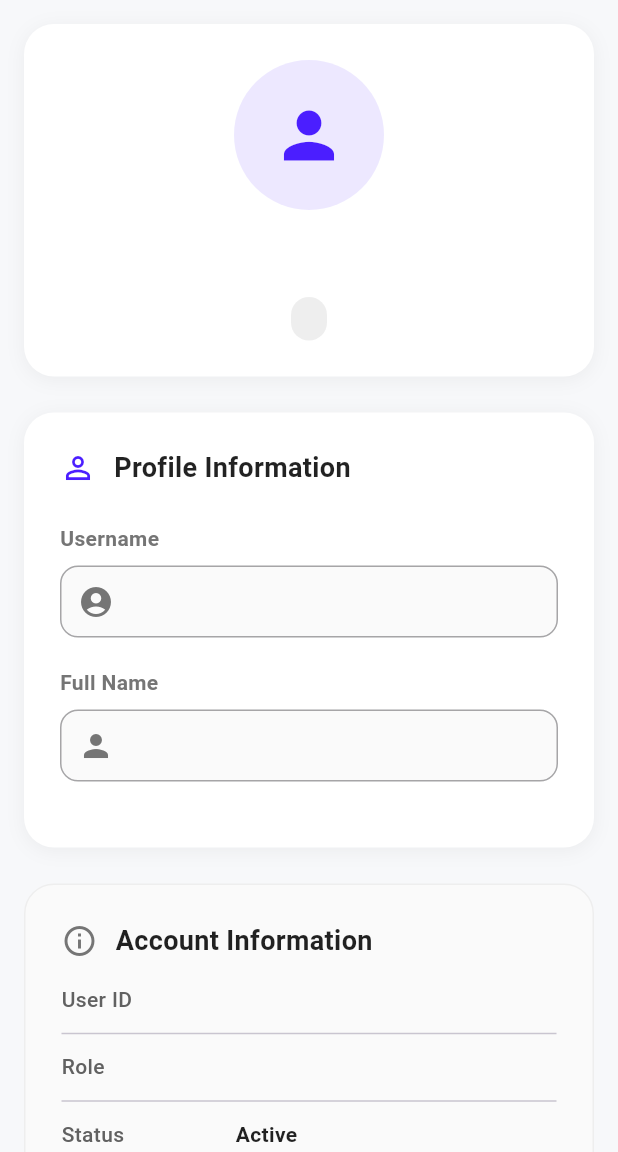
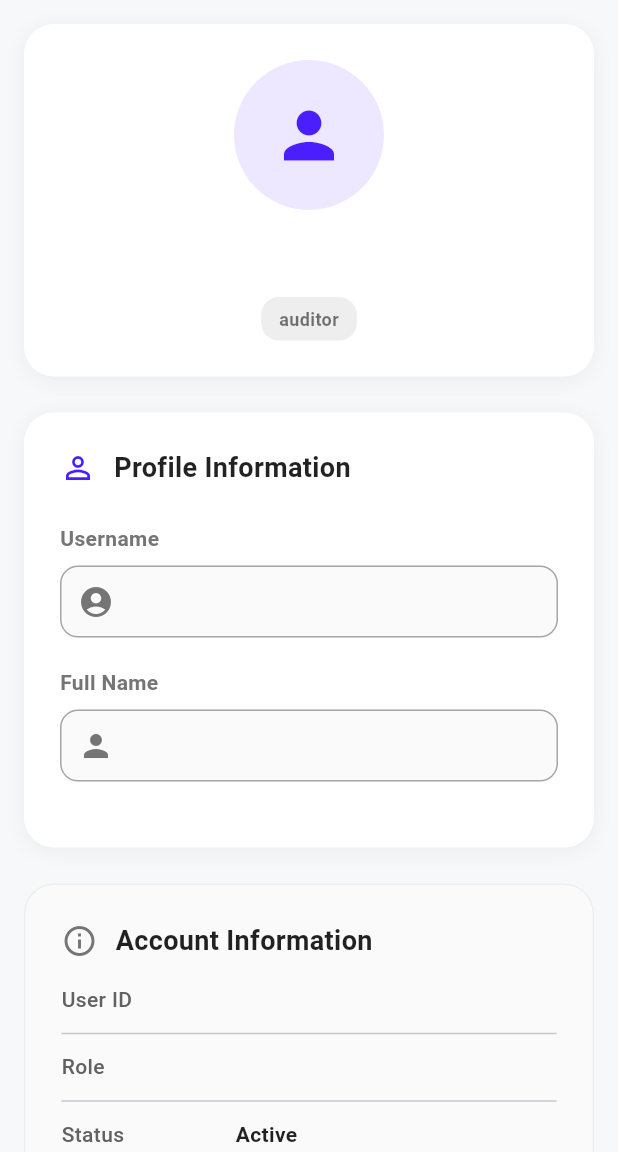
Before and after one commit to ShoshiShikura/V-Audit, a Flutter app: the ProfileScreen screen opened directly with empty values, on a phone screen of 412 x 824 dp, the part 84-1236 px from its top. Run offline on Flutter 3.47's test engine with Material 3 defaults, Android fonts, the phone set to English and light mode, and no system bars; our stand-ins replace file_picker, flutter_secure_storage, geolocator, image_picker, pdf, permission_handler and 4 more; missing offline and left inert: cryptography, excel; accounts and stored records are empty.

Commit message:
Update Files

```diff
--- a/lib/screens/about_screen.dart
+++ b/lib/screens/about_screen.dart
@@ -1,4 +1,5 @@
 import 'package:flutter/material.dart';
+import '../services/session_manager.dart';
 import '../db/database_helper.dart';
 import '../models/preset_workers.dart';
 
@@ -168,7 +169,7 @@ class AboutScreen extends StatelessWidget {
                       },
                     ),
                     // --- MIGRATION BUTTON FOR SUPERADMIN ---
-                    if (role == 'superadmin') ...[
+                    if (SessionManager.isAdministrator(role)) ...[
                       const SizedBox(height: 16),
                       ElevatedButton.icon(
                         icon: const Icon(Icons.admin_panel_settings),
--- a/lib/screens/dashboard_screen.dart
+++ b/lib/screens/dashboard_screen.dart
@@ -1,5 +1,6 @@
 import 'package:flutter/material.dart';
 import '../services/backend_service.dart';
+import '../services/session_manager.dart';
 import 'package:flutter_secure_storage/flutter_secure_storage.dart';
 import 'package:intl/intl.dart';
 import '../db/database_helper.dart';
@@ -1869,7 +1870,7 @@ class _DashboardScreenState extends State<DashboardScreen> {
             ),
             const SizedBox(height: 16),
             // Superadmin-only section
-            if (widget.role == 'superadmin') ...[
+            if (SessionManager.isAdministrator(widget.role)) ...[
               Row(
                 children: [
                   Expanded(
--- a/lib/screens/profile_screen.dart
+++ b/lib/screens/profile_screen.dart
@@ -1,6 +1,7 @@
 import 'package:flutter/material.dart';
 import '../db/database_helper.dart';
 import '../models/user.dart';
+import '../services/session_manager.dart';
 import 'app_drawer.dart';
 import 'package:crypto/crypto.dart';
 import 'dart:convert';
@@ -265,11 +266,13 @@ class _ProfileScreenState extends State<ProfileScreen> {
   }
 
   Color _getRoleColor(String role) {
-    return role == 'superadmin' ? const Color(0xFF4B1EFF) : Colors.black54;
+    return SessionManager.isAdministrator(role)
+        ? const Color(0xFF4B1EFF)
+        : Colors.black54;
   }
 
   Color _getRoleBackgroundColor(String role) {
-    return role == 'superadmin'
+    return SessionManager.isAdministrator(role)
         ? const Color(0xFF4B1EFF).withValues(alpha: 0.1)
         : Colors.grey.shade200;
   }
@@ -353,15 +356,19 @@ class _ProfileScreenState extends State<ProfileScreen> {
                           ),
                           decoration: BoxDecoration(
                             color: _getRoleBackgroundColor(
-                                _userData?.role ?? 'user'),
+                                _userData?.role ?? SessionManager.roleAuditor),
                             borderRadius: BorderRadius.circular(12),
                           ),
                           child: Text(
-                            _userData?.role ?? 'user',
+                            SessionManager.normalizeRole(
+                              _userData?.role ?? SessionManager.roleAuditor,
+                            ),
                             style: TextStyle(
                               fontSize: 12,
                               fontWeight: FontWeight.w600,
-                              color: _getRoleColor(_userData?.role ?? 'user'),
+                              color: _getRoleColor(
+                                _userData?.role ?? SessionManager.roleAuditor,
+                              ),
                             ),
                           ),
                         ),
--- a/lib/services/session_manager.dart
+++ b/lib/services/session_manager.dart
@@ -3,6 +3,9 @@ import 'dart:math';
 import 'package:flutter_secure_storage/flutter_secure_storage.dart';
 
 class SessionManager {
+  static const String roleAdministrator = 'administrator';
+  static const String roleAuditor = 'auditor';
+
   static const _storage = FlutterSecureStorage();
   static const _keyId = 'id';
   static const _keyRole = 'role';
@@ -18,12 +21,20 @@ class SessionManager {
   static String normalizeRole(String? role) {
     final value = (role ?? '').trim().toLowerCase();
     if (value == 'superadmin' || value == 'administrator' || value == 'admin') {
-      return 'superadmin';
+      return roleAdministrator;
     }
     if (value == 'user' || value == 'auditor') {
-      return 'auditor';
+      return roleAuditor;
     }
-    return 'auditor';
+    return roleAuditor;
+  }
+
+  static bool isAdministrator(String? role) {
+    return normalizeRole(role) == roleAdministrator;
+  }
+
+  static bool isAuditor(String? role) {
+    return normalizeRole(role) == roleAuditor;
   }
 
   static Future<void> saveSession(String id, String role) async {
```
Also changed, not shown: lib/db/database_helper.dart (+26 -10 lines), lib/screens/add_user_screen.dart (+5 -3 lines), lib/screens/security_settings_screen.dart (+6 -5 lines), lib/screens/view_users_screen.dart (+23 -15 lines), 1 other file.
